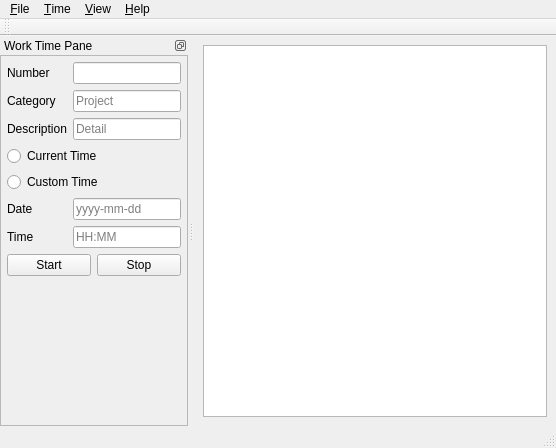
Before: the Qt Designer form mainWindow.ui in kingjt95/TimeTable-Creator, drawn with Qt 5.
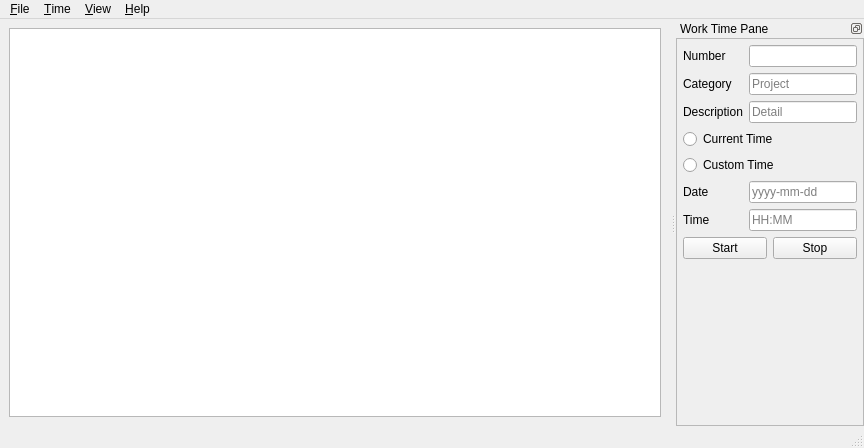
After: the same form once the commit is applied.

Patch:
```diff
--- a/mainWindow.ui
+++ b/mainWindow.ui
@@ -6,13 +6,18 @@
    <rect>
     <x>0</x>
     <y>0</y>
-    <width>556</width>
+    <width>864</width>
     <height>448</height>
    </rect>
   </property>
   <property name="windowTitle">
    <string>MainWindow</string>
   </property>
+  <property name="styleSheet">
+   <string notr="true">* {
+    font-family: &quot;Segoe UI&quot;;
+}</string>
+  </property>
   <widget class="QWidget" name="centralwidget">
    <layout class="QVBoxLayout" name="verticalLayout">
     <item>
@@ -41,7 +46,7 @@
     <rect>
      <x>0</x>
      <y>0</y>
-     <width>556</width>
+     <width>864</width>
      <height>21</height>
     </rect>
    </property>
@@ -81,18 +86,12 @@
    <addaction name="menuHel"/>
   </widget>
   <widget class="QStatusBar" name="statusbar"/>
-  <widget class="QToolBar" name="toolBar">
-   <property name="windowTitle">
-    <string>toolBar</string>
-   </property>
-   <attribute name="toolBarArea">
-    <enum>TopToolBarArea</enum>
-   </attribute>
-   <attribute name="toolBarBreak">
-    <bool>false</bool>
-   </attribute>
-  </widget>
   <widget class="QDockWidget" name="AddDataDockWindow">
+   <property name="font">
+    <font>
+     <family>Segoe UI</family>
+    </font>
+   </property>
    <property name="features">
     <set>QDockWidget::DockWidgetFloatable|QDockWidget::DockWidgetMovable</set>
    </property>
@@ -100,7 +99,7 @@
     <string>Work Time Pane</string>
    </property>
    <attribute name="dockWidgetArea">
-    <number>1</number>
+    <number>2</number>
    </attribute>
    <widget class="QWidget" name="AddDataDockContents">
     <layout class="QHBoxLayout" name="horizontalLayout_3">
@@ -126,8 +125,8 @@
          <rect>
           <x>0</x>
           <y>0</y>
-          <width>216</width>
-          <height>371</height>
+          <width>204</width>
+          <height>383</height>
          </rect>
         </property>
         <layout class="QVBoxLayout" name="verticalLayout_2">
```
